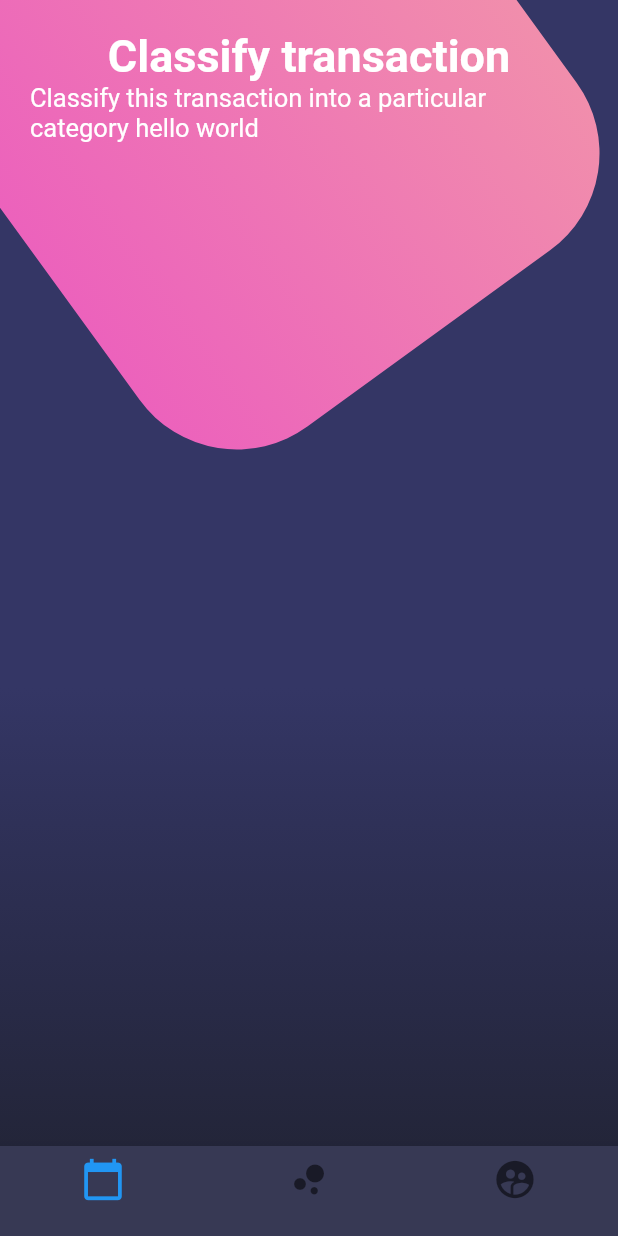
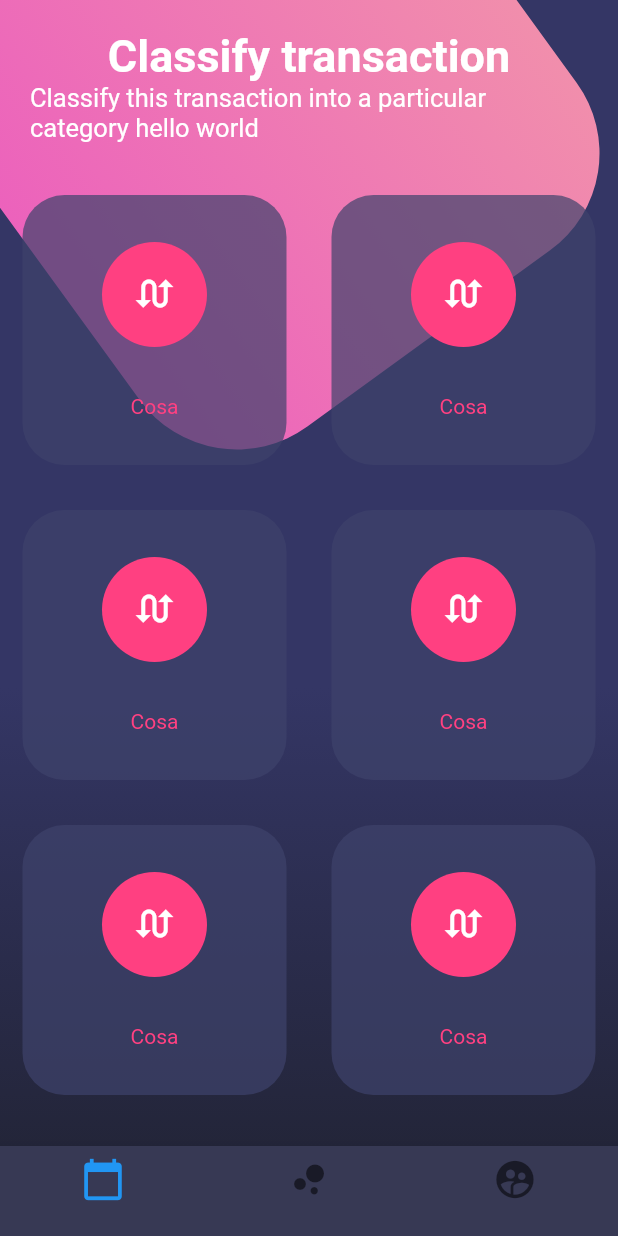
Before and after one commit to QuantumInformatik/disenos-app, a Flutter app: the screen it shows after launch, on a phone screen of 412 x 824 dp. Run offline on Flutter 3.47's test engine with Material 2 defaults, Android fonts, the phone set to English and light mode, and no system bars.

Commit message:
140. Diseño compuesto, table y table row

```diff
--- a/lib/src/screens/BotonesScreen.dart
+++ b/lib/src/screens/BotonesScreen.dart
@@ -1,5 +1,6 @@
 import 'dart:math';
 
+import 'package:flutter/cupertino.dart';
 import 'package:flutter/material.dart';
 
 class BotonesScreen extends StatelessWidget {
@@ -12,13 +13,66 @@ class BotonesScreen extends StatelessWidget {
           SingleChildScrollView(
             child: Column(
               children: [
-                _titulos()
+                _titulos(),
+                _botonesRedondeados()
               ],
             ),
           )
         ],
       ),
       bottomNavigationBar: _bottonNavigationBar(context)
+    );
+  }
+
+  Widget _crearBotonRedondeado(){
+    return Container(
+      height: 180.0,
+      margin: EdgeInsets.all(15.0),
+      decoration: BoxDecoration(
+        color: Color.fromRGBO(62, 66, 107, 0.7),
+        borderRadius: BorderRadius.circular(28.0)
+      ),
+      child: Column(
+        mainAxisAlignment: MainAxisAlignment.spaceEvenly,
+        children: [
+          CircleAvatar(
+            backgroundColor: Colors.pinkAccent,
+            radius: 35.0,
+            child: Icon(Icons.swap_calls, color: Colors.white, size: 30.0 ,),
+          ),
+          Text('Cosa', style: TextStyle(color: Colors.pinkAccent),)
+        ],
+      ),
+    );
+  }
+
+
+  Widget _botonesRedondeados(){
+    /*
+    Los table row debe tener todos la misma cantidad de hijos
+     */
+    return Table(
+      children: [
+        TableRow(
+          children: [
+           _crearBotonRedondeado(),
+            _crearBotonRedondeado()
+          ]
+        ),
+        TableRow(
+            children: [
+              _crearBotonRedondeado(),
+              _crearBotonRedondeado()
+            ]
+        ),
+        TableRow(
+            children: [
+              _crearBotonRedondeado(),
+              _crearBotonRedondeado()
+            ]
+        ),
+
+      ],
     );
   }
 
```
